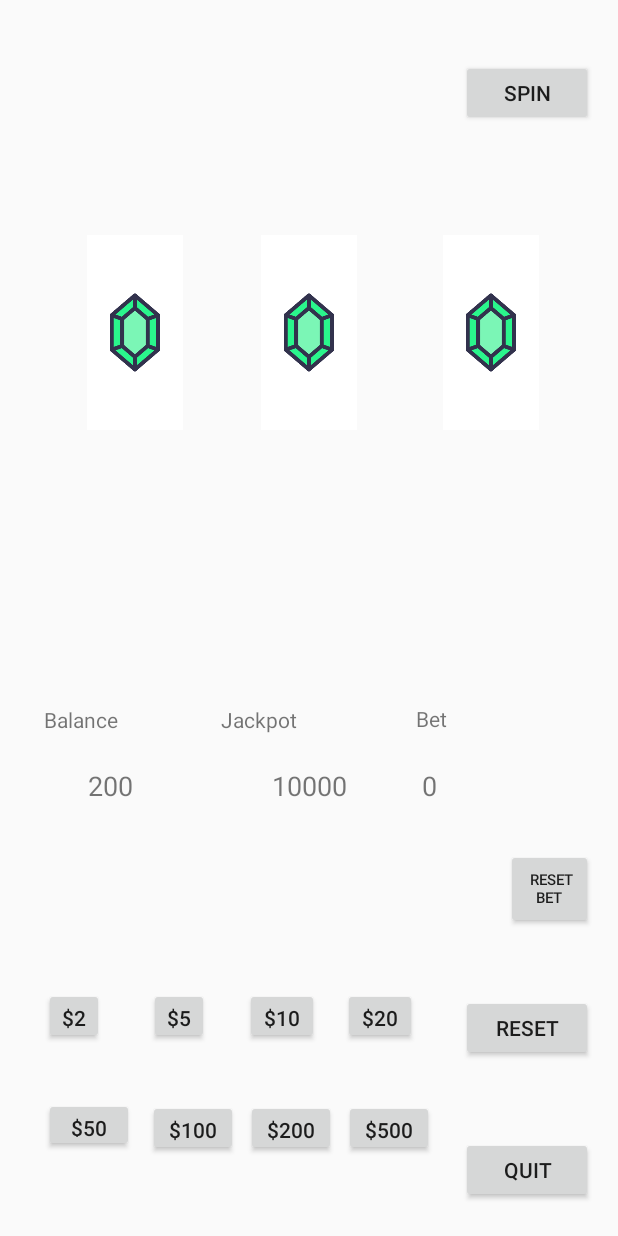
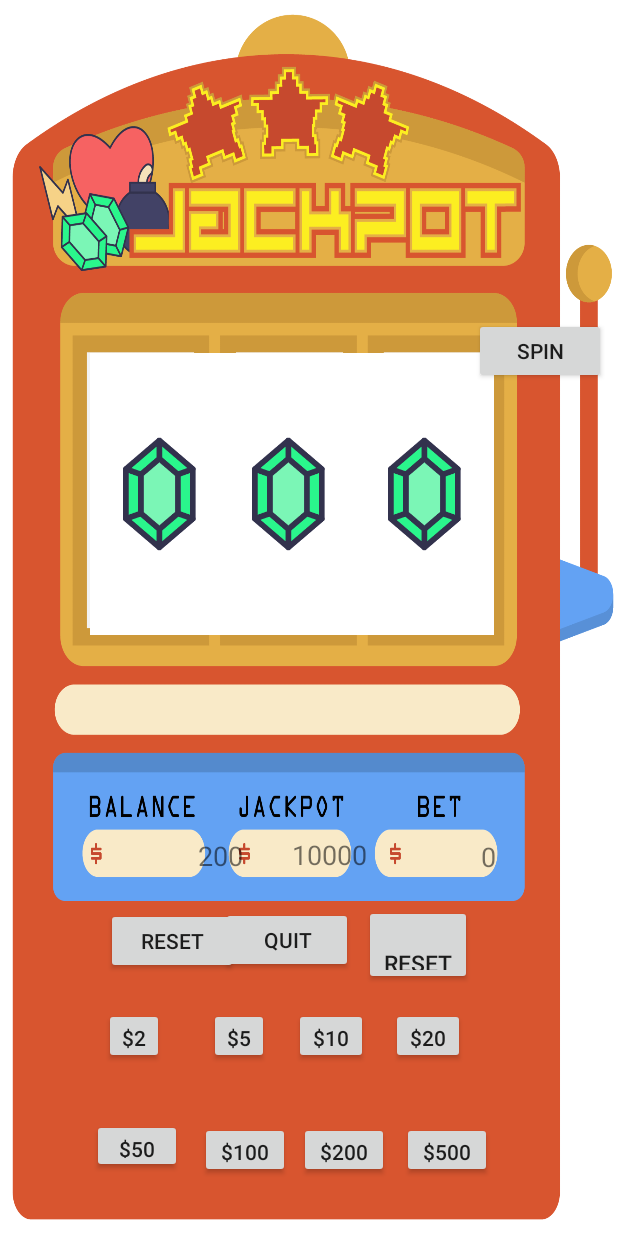
Before and after one commit to JamieCCH/AndroidSlotMachineApp, an Android app: the screen it shows after launch (MainActivity), on a phone screen of 412 x 824 dp. Run offline under Robolectric (Android 15) with nearby library versions, the phone set to English and light mode, and no system bars.

Commit message:
Apply some arts

```diff
--- a/app/src/main/java/ca/georgebrown/game2011/slotmachine/MainActivity.java
+++ b/app/src/main/java/ca/georgebrown/game2011/slotmachine/MainActivity.java
@@ -45,6 +45,15 @@ public class MainActivity extends Activity {
     protected void onCreate(Bundle savedInstanceState) {
         super .onCreate(savedInstanceState);
         setContentView(R.layout. activity_main);
+//
+//        ImageView bgPic = findViewById(R.id.background);
+//        Bitmap bg = null;
+//        try {
+//            bg = getBitmapFromAssets("pic/img_background.png");
+//        } catch (IOException e) {
+//            e.printStackTrace();
+//        }
+//        bgPic.setImageBitmap(bg);
 
         playerBalance = findViewById(R.id.balanceText);
         playerBalance.setText(""+playerMoney);
@@ -63,7 +72,7 @@ public class MainActivity extends Activity {
 
         hint = findViewById(R.id.hintText);
 
-        setWinTime = new Random().nextInt(5)+1;
+        setWinTime = new Random().nextInt(13)+5;
 
         Button quit = findViewById(R.id.quitBt);
         quit.setOnClickListener(new View.OnClickListener() {
@@ -175,14 +184,14 @@ public class MainActivity extends Activity {
         }
 
         //set must win condition
-        if(playTimes >= setWinTime && winTimes < 3){
+        if(playTimes >= setWinTime && winTimes < 5){
             Reel01.setImageBitmap(item[random1]);
             Reel02.setImageBitmap(item[random1]);
             Reel03.setImageBitmap(item[random1]);
             hint.setText("You Won!");
             isWin = true;
             playTimes = 0;
-            setWinTime = new Random().nextInt(setWinTime)+3;
+            setWinTime = new Random().nextInt(setWinTime)+5;
 
             if (random1 ==0) {
                 playerMoney += bet*50;
@@ -192,7 +201,7 @@ public class MainActivity extends Activity {
 
         if(isWin){
             winTimes++;
-            if(winTimes >= 3) winTimes = 0;
+            if(winTimes >= 5) winTimes = 0;
             playerMoney += bet;
             playerBalance.setText(""+playerMoney);
         }else{
--- a/app/src/main/res/layout/activity_main.xml
+++ b/app/src/main/res/layout/activity_main.xml
@@ -5,6 +5,18 @@
     android:layout_width="match_parent"
     android:layout_height="match_parent"
     tools:context="ca.georgebrown.game2011.slotmachine.MainActivity">
+
+    <ImageView
+        android:id="@+id/background"
+        android:layout_width="0dp"
+        android:layout_height="0dp"
+        android:background="@drawable/img_background"
+        app:layout_constraintBottom_toBottomOf="parent"
+        app:layout_constraintEnd_toEndOf="parent"
+        app:layout_constraintHorizontal_bias="0.0"
+        app:layout_constraintStart_toStartOf="parent"
+        app:layout_constraintTop_toTopOf="parent"
+        app:layout_constraintVertical_bias="0.0" />
 
     <Button
         android:id="@+id/quitBt"
@@ -17,10 +29,10 @@
         android:text="Quit"
         app:layout_constraintBottom_toBottomOf="parent"
         app:layout_constraintEnd_toEndOf="parent"
-        app:layout_constraintHorizontal_bias="0.971"
+        app:layout_constraintHorizontal_bias="0.453"
         app:layout_constraintStart_toStartOf="parent"
         app:layout_constraintTop_toTopOf="parent"
-        app:layout_constraintVertical_bias="0.982" />
+        app:layout_constraintVertical_bias="0.781" />
 
     <Button
         android:id="@+id/betBt1"
@@ -33,10 +45,10 @@
         android:text="$2"
         app:layout_constraintBottom_toBottomOf="parent"
         app:layout_constraintEnd_toEndOf="parent"
-        app:layout_constraintHorizontal_bias="0.06"
+        app:layout_constraintHorizontal_bias="0.172"
         app:layout_constraintStart_toStartOf="parent"
         app:layout_constraintTop_toTopOf="parent"
-        app:layout_constraintVertical_bias="0.844" />
+        app:layout_constraintVertical_bias="0.862" />
 
     <Button
         android:id="@+id/betBt8"
@@ -49,10 +61,10 @@
         android:text="$500"
         app:layout_constraintBottom_toBottomOf="parent"
         app:layout_constraintEnd_toEndOf="parent"
-        app:layout_constraintHorizontal_bias="0.659"
+        app:layout_constraintHorizontal_bias="0.773"
         app:layout_constraintStart_toStartOf="parent"
         app:layout_constraintTop_toTopOf="parent"
-        app:layout_constraintVertical_bias="0.941" />
+        app:layout_constraintVertical_bias="0.96" />
 
     <Button
         android:id="@+id/betBt7"
@@ -65,10 +77,10 @@
         android:text="$200"
         app:layout_constraintBottom_toBottomOf="parent"
         app:layout_constraintEnd_toEndOf="parent"
-        app:layout_constraintHorizontal_bias="0.464"
+        app:layout_constraintHorizontal_bias="0.569"
         app:layout_constraintStart_toStartOf="parent"
         app:layout_constraintTop_toTopOf="parent"
-        app:layout_constraintVertical_bias="0.941" />
+        app:layout_constraintVertical_bias="0.96" />
 
     <Button
         android:id="@+id/betBt6"
@@ -81,10 +93,10 @@
         android:text="$100"
         app:layout_constraintBottom_toBottomOf="parent"
         app:layout_constraintEnd_toEndOf="parent"
-        app:layout_constraintHorizontal_bias="0.269"
+        app:layout_constraintHorizontal_bias="0.373"
         app:layout_constraintStart_toStartOf="parent"
         app:layout_constraintTop_toTopOf="parent"
-        app:layout_constraintVertical_bias="0.941" />
+        app:layout_constraintVertical_bias="0.96" />
 
     <Button
         android:id="@+id/betBt5"
@@ -97,10 +109,10 @@
         android:text="$50"
         app:layout_constraintBottom_toBottomOf="parent"
         app:layout_constraintEnd_toEndOf="parent"
-        app:layout_constraintHorizontal_bias="0.064"
+        app:layout_constraintHorizontal_bias="0.158"
         app:layout_constraintStart_toStartOf="parent"
         app:layout_constraintTop_toTopOf="parent"
-        app:layout_constraintVertical_bias="0.938" />
+        app:layout_constraintVertical_bias="0.956" />
 
     <Button
         android:id="@+id/betBt4"
@@ -113,10 +125,10 @@
         android:text="$20"
         app:layout_constraintBottom_toBottomOf="parent"
         app:layout_constraintEnd_toEndOf="parent"
-        app:layout_constraintHorizontal_bias="0.636"
+        app:layout_constraintHorizontal_bias="0.729"
         app:layout_constraintStart_toStartOf="parent"
         app:layout_constraintTop_toTopOf="parent"
-        app:layout_constraintVertical_bias="0.844" />
+        app:layout_constraintVertical_bias="0.862" />
 
     <Button
         android:id="@+id/betBt3"
@@ -129,10 +141,10 @@
         android:text="$10"
         app:layout_constraintBottom_toBottomOf="parent"
         app:layout_constraintEnd_toEndOf="parent"
-        app:layout_constraintHorizontal_bias="0.448"
+        app:layout_constraintHorizontal_bias="0.542"
         app:layout_constraintStart_toStartOf="parent"
         app:layout_constraintTop_toTopOf="parent"
-        app:layout_constraintVertical_bias="0.844" />
+        app:layout_constraintVertical_bias="0.862" />
 
     <Button
         android:id="@+id/betBt2"
@@ -145,10 +157,10 @@
         android:text="$5"
         app:layout_constraintBottom_toBottomOf="parent"
         app:layout_constraintEnd_toEndOf="parent"
-        app:layout_constraintHorizontal_bias="0.256"
+        app:layout_constraintHorizontal_bias="0.368"
         app:layout_constraintStart_toStartOf="parent"
         app:layout_constraintTop_toTopOf="parent"
-        app:layout_constraintVertical_bias="0.844" />
+        app:layout_constraintVertical_bias="0.862" />
 
     <Button
         android:id="@+id/resetBt"
@@ -161,27 +173,27 @@
         android:text="Reset"
         app:layout_constraintBottom_toBottomOf="parent"
         app:layout_constraintEnd_toEndOf="parent"
-        app:layout_constraintHorizontal_bias="0.971"
+        app:layout_constraintHorizontal_bias="0.203"
         app:layout_constraintStart_toStartOf="parent"
         app:layout_constraintTop_toTopOf="parent"
-        app:layout_constraintVertical_bias="0.858" />
+        app:layout_constraintVertical_bias="0.782" />
 
     <Button
         android:id="@+id/resetBetBt"
-        android:layout_width="58dp"
+        android:layout_width="72dp"
         android:layout_height="53dp"
         android:layout_marginBottom="8dp"
         android:layout_marginEnd="8dp"
         android:layout_marginStart="8dp"
         android:layout_marginTop="8dp"
         android:text=" Reset Bet"
-        android:textSize="10sp"
+        android:textSize="15sp"
         app:layout_constraintBottom_toBottomOf="parent"
         app:layout_constraintEnd_toEndOf="parent"
-        app:layout_constraintHorizontal_bias="0.974"
+        app:layout_constraintHorizontal_bias="0.724"
         app:layout_constraintStart_toStartOf="parent"
         app:layout_constraintTop_toTopOf="parent"
-        app:layout_constraintVertical_bias="0.739" />
+        app:layout_constraintVertical_bias="0.789" />
 
     <Button
         android:id="@+id/spinBt"
@@ -194,172 +206,126 @@
         android:text="Spin"
         app:layout_constraintBottom_toBottomOf="parent"
         app:layout_constraintEnd_toEndOf="parent"
-        app:layout_constraintHorizontal_bias="0.971"
+        app:layout_constraintHorizontal_bias="1.0"
         app:layout_constraintStart_toStartOf="parent"
         app:layout_constraintTop_toTopOf="parent"
-        app:layout_constraintVertical_bias="0.042" />
+        app:layout_constraintVertical_bias="0.267" />
 
     <TextView
         android:id="@+id/betText"
-        android:layout_width="113dp"
-        android:layout_height="38dp"
+        android:layout_width="98dp"
+        android:layout_height="wrap_content"
         android:layout_marginBottom="8dp"
         android:layout_marginEnd="8dp"
         android:layout_marginStart="8dp"
         android:layout_marginTop="8dp"
         android:text="0"
-        android:textAlignment="viewStart"
+        android:textAlignment="textEnd"
         android:textSize="18sp"
         app:layout_constraintBottom_toBottomOf="parent"
         app:layout_constraintEnd_toEndOf="parent"
-        app:layout_constraintHorizontal_bias="0.968"
+        app:layout_constraintHorizontal_bias="0.755"
         app:layout_constraintStart_toStartOf="parent"
         app:layout_constraintTop_toTopOf="parent"
-        app:layout_constraintVertical_bias="0.654" />
+        app:layout_constraintVertical_bias="0.703" />
 
     <TextView
         android:id="@+id/jackpotText"
-        android:layout_width="113dp"
-        android:layout_height="38dp"
+        android:layout_width="101dp"
+        android:layout_height="25dp"
         android:layout_marginBottom="8dp"
         android:layout_marginEnd="8dp"
         android:layout_marginStart="8dp"
         android:layout_marginTop="8dp"
         android:text="9999"
-        android:textAlignment="center"
+        android:textAlignment="textEnd"
         android:textSize="18sp"
         app:layout_constraintBottom_toBottomOf="parent"
         app:layout_constraintEnd_toEndOf="parent"
-        app:layout_constraintHorizontal_bias="0.501"
+        app:layout_constraintHorizontal_bias="0.46"
         app:layout_constraintStart_toStartOf="parent"
         app:layout_constraintTop_toTopOf="parent"
-        app:layout_constraintVertical_bias="0.654" />
+        app:layout_constraintVertical_bias="0.702" />
 
     <TextView
         android:id="@+id/balanceText"
-        android:layout_width="113dp"
-        android:layout_height="38dp"
+        android:layout_width="107dp"
+        android:layout_height="wrap_content"
         android:layout_marginBottom="8dp"
         android:layout_marginEnd="8dp"
         android:layout_marginStart="8dp"
         android:layout_marginTop="8dp"
-        android:textAlignment="center"
+        android:text="0"
+        android:textAlignment="textEnd"
         android:textSize="18sp"
         app:layout_constraintBottom_toBottomOf="parent"
         app:layout_constraintEnd_toEndOf="parent"
-        app:layout_constraintHorizontal_bias="0.031"
+        app:layout_constraintHorizontal_bias="0.161"
         app:layout_constraintStart_toStartOf="parent"
         app:layout_constraintTop_toTopOf="parent"
-        app:layout_constraintVertical_bias="0.654" />
+        app:layout_constraintVertical_bias="0.702" />
 
     <ImageView
         android:id="@+id/Reel1"
-        android:layout_width="64dp"
-        android:layout_height="131dp"
+        android:layout_width="95dp"
+        android:layout_height="188dp"
         android:layout_marginBottom="8dp"
         android:layout_marginEnd="8dp"
         android:layout_marginStart="8dp"
         android:layout_marginTop="8dp"
         app:layout_constraintBottom_toBottomOf="parent"
         app:layout_constraintEnd_toEndOf="parent"
-        app:layout_constraintHorizontal_bias="0.151"
+        app:layout_constraintHorizontal_bias="0.169"
         app:layout_constraintStart_toStartOf="parent"
         app:layout_constraintTop_toTopOf="parent"
-        app:layout_constraintVertical_bias="0.219" />
+        app:layout_constraintVertical_bias="0.367" />
 
 
     <ImageView
         android:id="@+id/Reel2"
-        android:layout_width="64dp"
-        android:layout_height="131dp"
+        android:layout_width="95dp"
+        android:layout_height="188dp"
         android:layout_marginBottom="8dp"
         android:layout_marginEnd="8dp"
         android:layout_marginStart="8dp"
         android:layout_marginTop="8dp"
         app:layout_constraintBottom_toBottomOf="parent"
         app:layout_constraintEnd_toEndOf="parent"
+        app:layout_constraintHorizontal_bias="0.455"
         app:layout_constraintStart_toStartOf="parent"
         app:layout_constraintTop_toTopOf="parent"
-        app:layout_constraintVertical_bias="0.219" />
+        app:layout_constraintVertical_bias="0.367" />
 
     <ImageView
         android:id="@+id/Reel3"
-        android:layout_width="64dp"
-        android:layout_height="131dp"
+        android:layout_width="95dp"
+        android:layout_height="188dp"
         android:layout_marginBottom="8dp"
         android:layout_marginEnd="8dp"
         android:layout_marginStart="8dp"
         android:layout_marginTop="8dp"
         app:layout_constraintBottom_toBottomOf="parent"
         app:layout_constraintEnd_toEndOf="parent"
-        app:layout_constraintHorizontal_bias="0.865"
+        app:layout_constraintHorizontal_bias="0.757"
         app:layout_constraintStart_toStartOf="parent"
         app:layout_constraintTop_toTopOf="parent"
-        app:layout_constraintVertical_bias="0.219" />
+        app:layout_constraintVertical_bias="0.367" />
 
     <TextView
-        android:id="@+id/textView"
-        android:layout_width="58dp"
-        android:layout_height="18dp"
-        android:layout_marginBottom="8dp"
-        android:layout_marginEnd="8dp"
-        android:layout_marginStart="8dp"
-        android:layout_marginTop="8dp"
-        android:text="Bet"
-        app:layout_constraintBottom_toBottomOf="parent"
-        app:layout_constraintEnd_toEndOf="parent"
-        app:layout_constraintHorizontal_bias="0.796"
-        app:layout_constraintStart_toStartOf="parent"
-        app:layout_constraintTop_toTopOf="parent"
-        app:layout_constraintVertical_bias="0.584" />
-
-    <TextView
-        android:id="@+id/textView3"
-        android:layout_width="wrap_content"
+        android:id="@+id/hintText"
+        android:layout_width="422dp"
         android:layout_height="wrap_content"
         android:layout_marginBottom="8dp"
         android:layout_marginEnd="8dp"
         android:layout_marginStart="8dp"
-        android:layout_marginTop="8dp"
-        android:text="Jackpot"
+        android:textAlignment="center"
+        android:textSize="24sp"
+        android:textStyle="bold"
         app:layout_constraintBottom_toBottomOf="parent"
         app:layout_constraintEnd_toEndOf="parent"
-        app:layout_constraintHorizontal_bias="0.403"
+        app:layout_constraintHorizontal_bias="0.374"
         app:layout_constraintStart_toStartOf="parent"
         app:layout_constraintTop_toTopOf="parent"
         app:layout_constraintVertical_bias="0.586" />
 
-    <TextView
-        android:id="@+id/textView2"
-        android:layout_width="wrap_content"
-        android:layout_height="wrap_content"
-        android:layout_marginBottom="8dp"
-        android:layout_marginEnd="8dp"
-        android:layout_marginStart="8dp"
-        android:layout_marginTop="8dp"
-        android:text="Balance"
-        app:layout_constraintBottom_toBottomOf="parent"
-        app:layout_constraintEnd_toEndOf="parent"
-        app:layout_constraintHorizontal_bias="0.062"
-        app:layout_constraintStart_toStartOf="parent"
-        app:layout_constraintTop_toTopOf="parent"
-        app:layout_constraintVertical_bias="0.586" />
-
-    <TextView
-        android:id="@+id/hintText"
-        android:layout_width="265dp"
-        android:layout_height="45dp"
-        android:layout_marginBottom="8dp"
-        android:layout_marginEnd="8dp"
-        android:layout_marginStart="8dp"
-        android:textAlignment="textStart"
-        android:textSize="24sp"
-        android:textStyle="bold"
-        app:layout_constraintBottom_toBottomOf="parent"
-        app:layout_constraintEnd_toEndOf="parent"
-        app:layout_constraintHorizontal_bias="0.504"
-        app:layout_constraintStart_toStartOf="parent"
-        app:layout_constraintTop_toTopOf="parent"
-        app:layout_constraintVertical_bias="0.478" />
-
 </android.support.constraint.ConstraintLayout>
```
Also changed, not shown: app/src/main/assets/pic/img_background.png (added), app/src/main/res/drawable/img_background.png (added).
